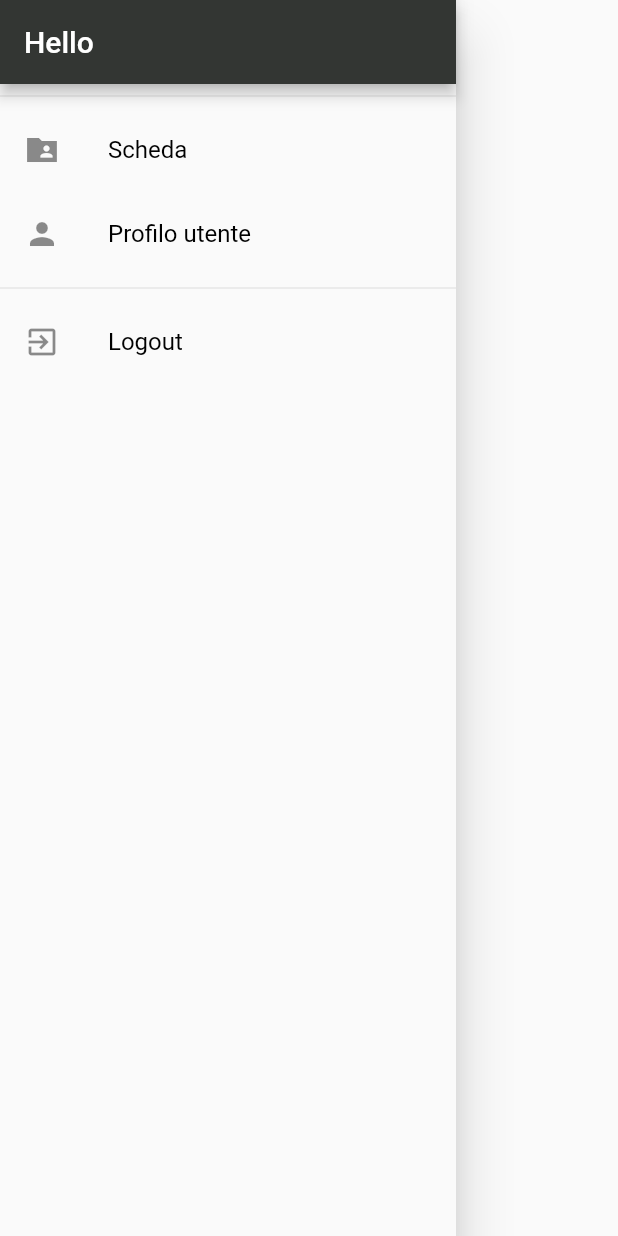
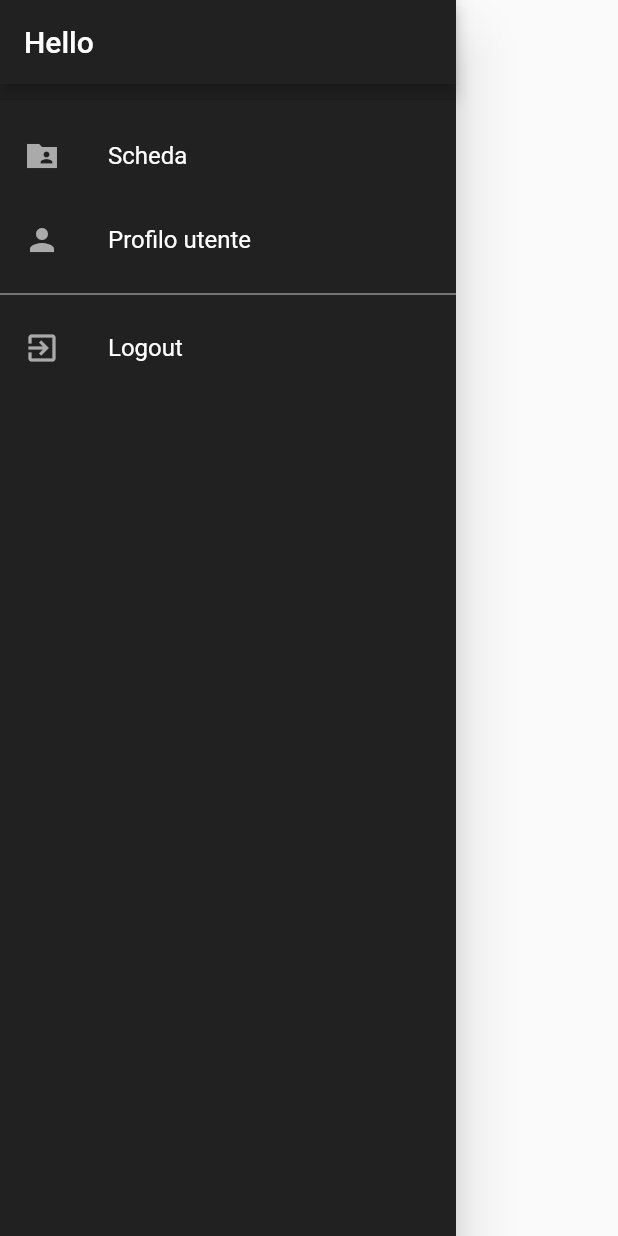
Before and after one commit to giorgiofrittoli/gym-workout-program-app, a Flutter app: the AppDrawer widget shown alone on an empty page, opened directly, on a phone screen of 412 x 824 dp. Run offline on Flutter 3.47's test engine with Material 2 defaults, Android fonts, the light colour scheme and no system bars; our stand-ins replace shared_preferences; accounts and stored records are empty; network calls fail.

Commit message:
fix layout

```diff
--- a/lib/main.dart
+++ b/lib/main.dart
@@ -34,8 +34,9 @@ class MyApp extends StatelessWidget {
       child: Consumer<AuthProvider>(
         builder: (_, auth, _c) => MaterialApp(
           theme: ThemeData(
-            primaryColorDark: Color.fromRGBO(21, 23, 21, 1),
-            accentColor: Color.fromRGBO(51, 54, 51, 1),
+            primaryColorDark: Color.fromRGBO(3, 3, 3, 1),
+            accentColor: Color.fromRGBO(33, 33, 33, 1),
+            primaryIconTheme: IconThemeData(color: Color.fromRGBO(170, 170, 170, 1)),
             visualDensity: VisualDensity.adaptivePlatformDensity,
             textTheme: ThemeData.dark().textTheme.copyWith(
                 subtitle1: TextStyle(
--- a/lib/screens/workout_exercise_screen.dart
+++ b/lib/screens/workout_exercise_screen.dart
@@ -18,6 +18,11 @@ class WorkoutExcerciseScreen extends StatelessWidget {
         child: Container(
           padding: EdgeInsets.all(10),
           margin: EdgeInsets.all(10),
+          decoration: new BoxDecoration(
+            color: Theme.of(context).accentColor,
+            borderRadius: new BorderRadius.all(const Radius.circular(10.0),
+            )
+          ),
           child: Column(
             children: [
               Card(
--- a/lib/widgets/app_drawer.dart
+++ b/lib/widgets/app_drawer.dart
@@ -10,6 +10,7 @@ class AppDrawer extends StatelessWidget {
   Widget build(BuildContext context) {
     return Drawer(
       child: Container(
+        color: Theme.of(context).accentColor,
         child: Column(
           children: [
             Consumer<AuthProvider>(
@@ -19,13 +20,13 @@ class AppDrawer extends StatelessWidget {
                 backgroundColor: Theme.of(context).accentColor,
               ),
             ),
-            Divider(),
+            Divider(height: 20,),
             ListTile(
-              leading: Icon(Icons.folder_shared_sharp),
+              leading: Icon(Icons.folder_shared_sharp,color: Theme.of(context).primaryIconTheme.color,),
               title: Text(
                 "Scheda",
                 style: TextStyle(
-                  color: Colors.black,
+                  color: Colors.white,
                 ),
               ),
               onTap: () {
@@ -33,24 +34,24 @@ class AppDrawer extends StatelessWidget {
               },
             ),
             ListTile(
-              leading: Icon(Icons.person),
+              leading: Icon(Icons.person,color: Theme.of(context).primaryIconTheme.color,),
               title: Text(
                 "Profilo utente",
                 style: TextStyle(
-                  color: Colors.black,
+                  color: Colors.white,
                 ),
               ),
               onTap: () {
                 Navigator.of(context).pushReplacementNamed(UserProfileScreen.routeName);
               },
             ),
-            Divider(),
+            Divider(color: Colors.white,thickness: 0.5),
             ListTile(
-              leading: Icon(Icons.exit_to_app),
+              leading: Icon(Icons.exit_to_app,color: Theme.of(context).primaryIconTheme.color,),
               title: Text(
                 "Logout",
                 style: TextStyle(
-                  color: Colors.black,
+                  color: Colors.white,
                 ),
               ),
               onTap: () {
```
Also changed, not shown: lib/helpers/server_helper.dart (+14 -3 lines), lib/models/exceptions/bad_api_request_ex.dart (renamed from lib/models/bad_api_request_ex.dart), lib/models/exceptions/generic_server_error_ex.dart (renamed from lib/models/generic_server_error_ex.dart), pubspec.lock.
